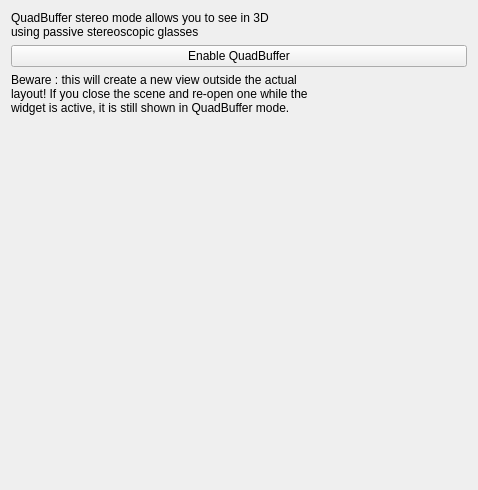
Before: the Qt Designer form myFirstExtension/myFirstModule/Resources/UI/myFirstModule.ui in Lazarius2160/Internship_M1, drawn with Qt 5.
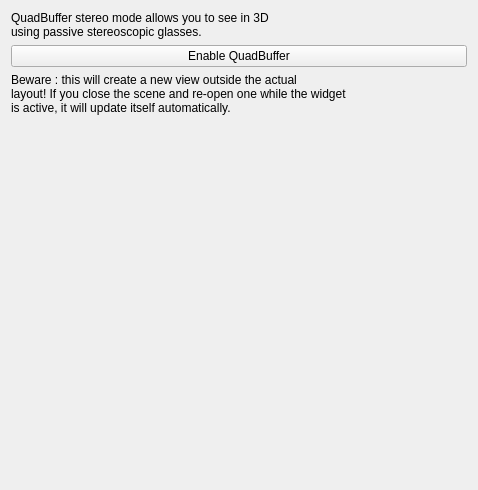
After: the same form once the commit is applied. Custom widgets are drawn as their Qt base class.

```diff
--- a/myFirstExtension/myFirstModule/Resources/UI/myFirstModule.ui
+++ b/myFirstExtension/myFirstModule/Resources/UI/myFirstModule.ui
@@ -15,7 +15,7 @@
     <widget class="QLabel" name="label_3">
      <property name="text">
       <string>QuadBuffer stereo mode allows you to see in 3D
-using passive stereoscopic glasses</string>
+using passive stereoscopic glasses.</string>
      </property>
     </widget>
    </item>
@@ -30,8 +30,8 @@
     <widget class="QLabel" name="label_2">
      <property name="text">
       <string>Beware : this will create a new view outside the actual
-layout! If you close the scene and re-open one while the
-widget is active, it is still shown in QuadBuffer mode.</string>
+layout! If you close the scene and re-open one while the widget
+is active, it will update itself automatically.</string>
      </property>
     </widget>
    </item>
```
